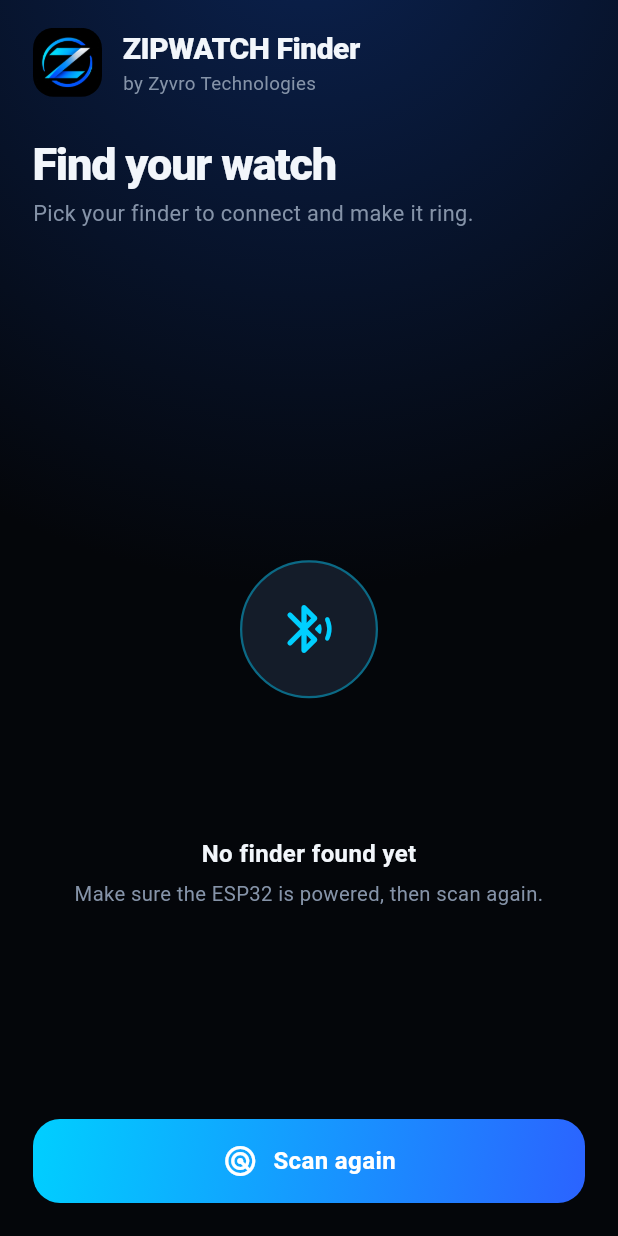
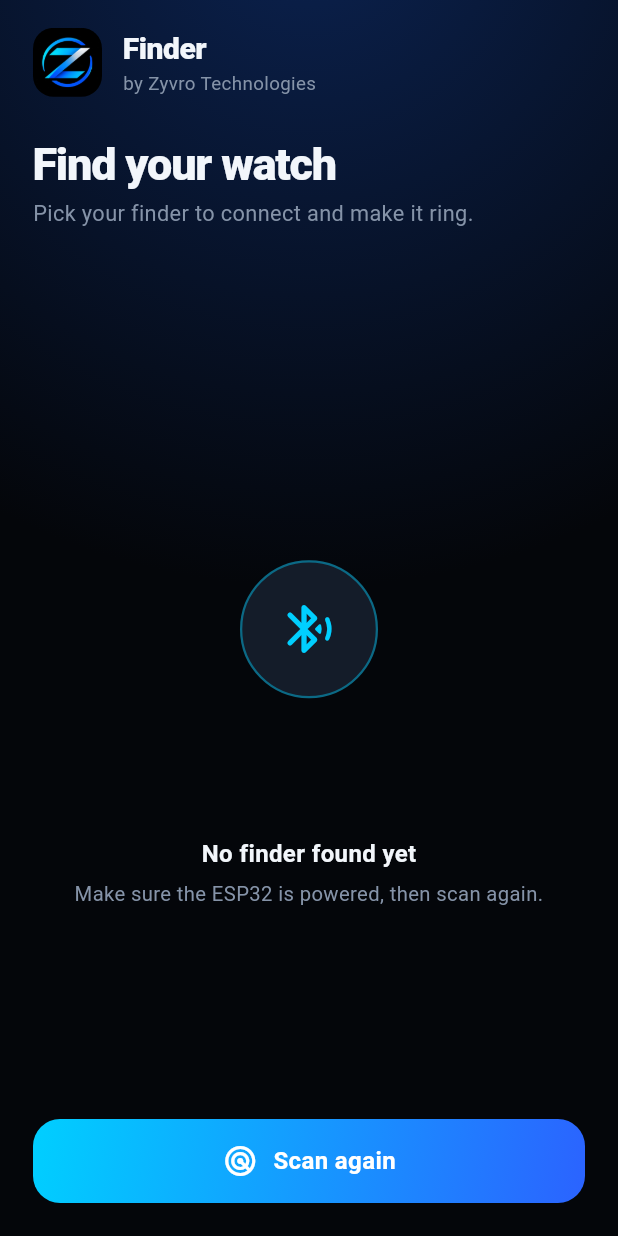
Before and after one commit to Trolk09/Zipwatch-Finder, a Flutter app: the screen it shows after launch, on a phone screen of 412 x 824 dp. Run offline on Flutter 3.47's test engine with Material 3 defaults, Android fonts, the phone set to English and light mode, and no system bars; our stand-ins replace flutter_blue_plus.

Commit message:
Update scan_screen.dart

```diff
--- a/lib/screens/scan_screen.dart
+++ b/lib/screens/scan_screen.dart
@@ -30,7 +30,7 @@ class ScanScreen extends StatelessWidget {
                         Column(
                           crossAxisAlignment: CrossAxisAlignment.start,
                           children: [
-                            const Text('ZIPWATCH Finder',
+                            const Text('Finder',
                                 style: TextStyle(fontSize: 20, fontWeight: FontWeight.w800, letterSpacing: -0.3)),
                             Text('by Zyvro Technologies',
                                 style: TextStyle(fontSize: 12.5, color: Zy.muted)),
@@ -61,6 +61,14 @@ class ScanScreen extends StatelessWidget {
                       NoticeBanner(
                         message: c.error!,
                         actionLabel: 'Dismiss',
+                        onAction: c.clearError,
+                      ),
+                    if (c.notice != null)
+                      NoticeBanner(
+                        message: c.notice!,
+                        icon: Icons.check_circle_rounded,
+                        color: Zy.ok,
+                        actionLabel: 'OK',
                         onAction: c.clearError,
                       ),
                     Expanded(
```
